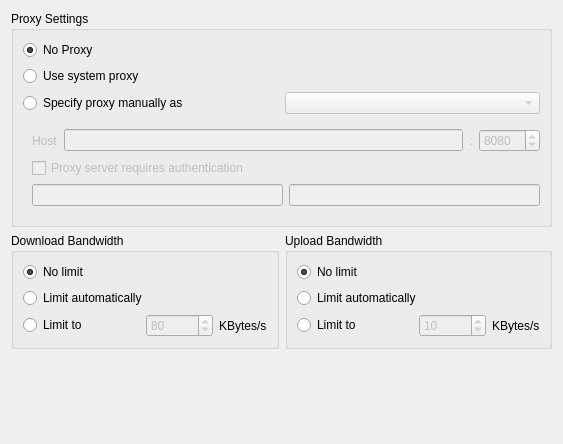
This is src/gui/networksettings.ui in nextcloud/desktop as Qt 5 draws it before an edit. The edited form follows.
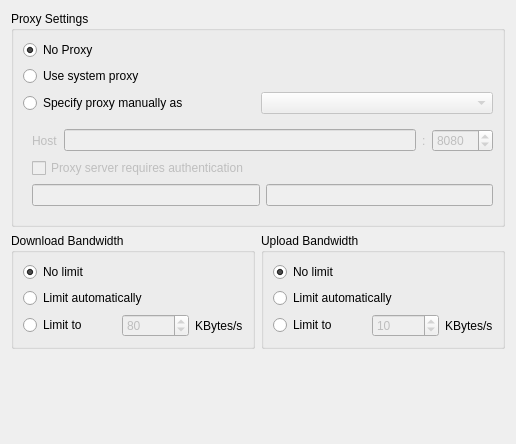
This is the edited form.

The edit to the form file:
```diff
--- a/src/gui/networksettings.ui
+++ b/src/gui/networksettings.ui
@@ -6,7 +6,7 @@
    <rect>
     <x>0</x>
     <y>0</y>
-    <width>563</width>
+    <width>516</width>
     <height>444</height>
    </rect>
   </property>
```
